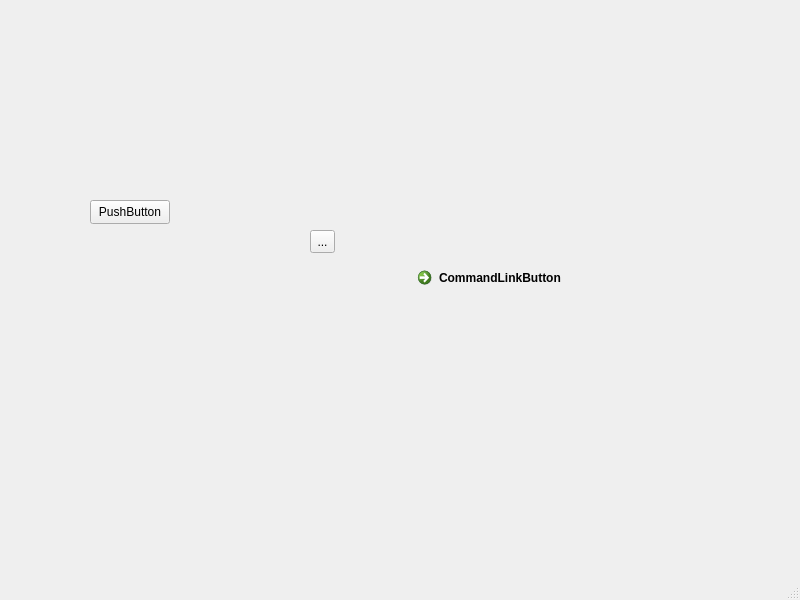
First picture: the form in mainwindow.ui, repository zhaojiang00/Qt-project, before the edit.
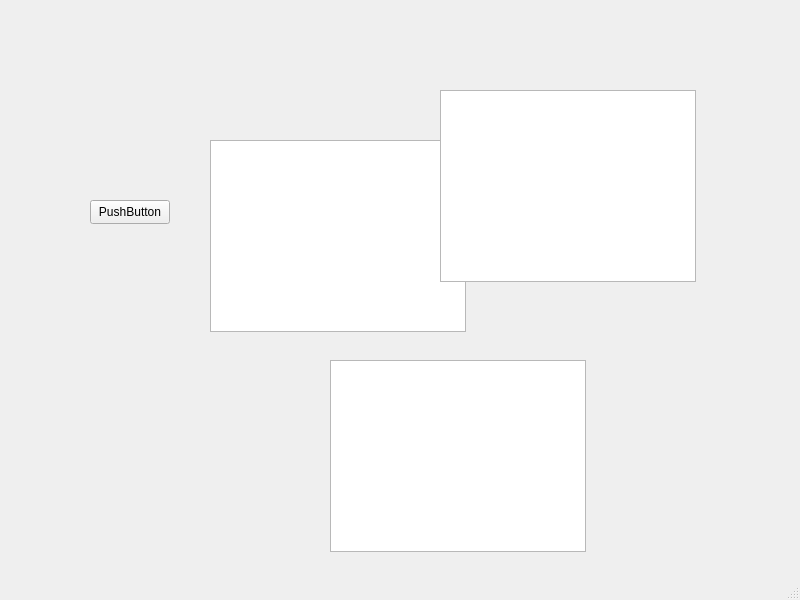
Second picture: the form after the edit.

```diff
--- a/mainwindow.ui
+++ b/mainwindow.ui
@@ -53,6 +53,36 @@
      <string>CommandLinkButton</string>
     </property>
    </widget>
+   <widget class="QListView" name="listView">
+    <property name="geometry">
+     <rect>
+      <x>330</x>
+      <y>360</y>
+      <width>256</width>
+      <height>192</height>
+     </rect>
+    </property>
+   </widget>
+   <widget class="QTreeView" name="treeView">
+    <property name="geometry">
+     <rect>
+      <x>210</x>
+      <y>140</y>
+      <width>256</width>
+      <height>192</height>
+     </rect>
+    </property>
+   </widget>
+   <widget class="QColumnView" name="columnView">
+    <property name="geometry">
+     <rect>
+      <x>440</x>
+      <y>90</y>
+      <width>256</width>
+      <height>192</height>
+     </rect>
+    </property>
+   </widget>
   </widget>
   <widget class="QMenuBar" name="menubar">
    <property name="geometry">
```
